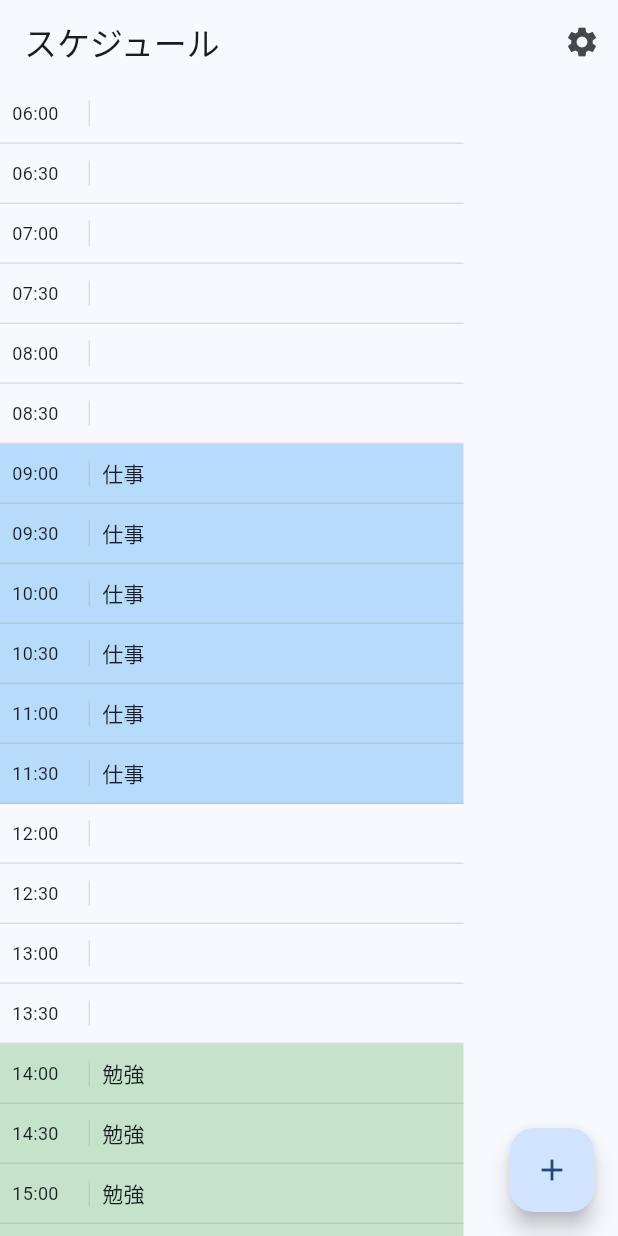
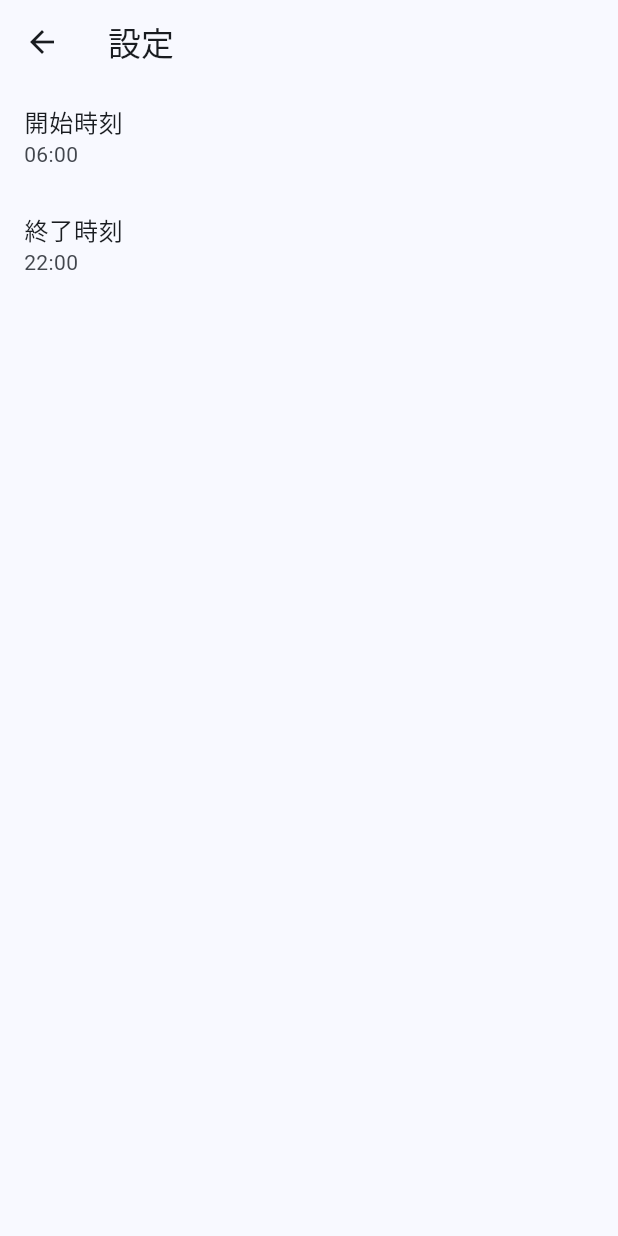
Before and after one commit to nadeshiko69/scheduler, a Flutter app: the screen it shows after launch, after a tap on the "settings" icon, on a phone screen of 412 x 824 dp. Run offline on Flutter 3.47's test engine with Material 3 defaults, Android fonts, the phone set to English and light mode, and no system bars; our stand-ins replace shared_preferences.

Commit message:
設定画面の追加、スケジュール例の配置

```diff
--- a/lib/main.dart
+++ b/lib/main.dart
@@ -1,7 +1,12 @@
 import 'package:flutter/material.dart';
+import 'package:shared_preferences/shared_preferences.dart';
 import 'screens/schedule_screen.dart'; // 追加
 
-void main() {
+void main() async {
+  // asyncを追加
+  // プラグインを使用する前にFlutterバインディングを確実に初期化
+  WidgetsFlutterBinding.ensureInitialized();
+
   runApp(const MyApp());
 }
 
--- a/lib/screens/schedule_screen.dart
+++ b/lib/screens/schedule_screen.dart
@@ -3,6 +3,8 @@ import '../models/task.dart';
 import '../models/schedule_item.dart';
 import '../widgets/time_table_view.dart';
 import '../widgets/task_list_view.dart';
+import '../setting/setting_screen.dart';
+import 'package:shared_preferences/shared_preferences.dart';
 
 class ScheduleScreen extends StatefulWidget {
   const ScheduleScreen({super.key});
@@ -59,8 +61,15 @@ class _ScheduleScreenState extends State<ScheduleScreen> {
         actions: [
           IconButton(
             icon: const Icon(Icons.settings),
-            onPressed: () {
-              // TODO: 設定画面への遷移
+            onPressed: () async {
+              await Navigator.push(
+                context,
+                MaterialPageRoute(
+                  builder: (context) => const SettingsScreen(),
+                ),
+              );
+              // 設定画面から戻ってきたら設定を再読み込み
+              await _loadSettings();
             },
           ),
         ],
@@ -105,4 +114,18 @@ class _ScheduleScreenState extends State<ScheduleScreen> {
   void _showAddTaskDialog() {
     // TODO: タスク追加ダイアログの表示
   }
+
+  Future<void> _loadSettings() async {
+    final prefs = await SharedPreferences.getInstance();
+    setState(() {
+      startTime = TimeOfDay(
+        hour: prefs.getInt('startHour') ?? 6,
+        minute: prefs.getInt('startMinute') ?? 0,
+      );
+      endTime = TimeOfDay(
+        hour: prefs.getInt('endHour') ?? 22,
+        minute: prefs.getInt('endMinute') ?? 0,
+      );
+    });
+  }
 }
--- /dev/null
+++ b/lib/setting/setting_screen.dart
@@ -0,0 +1,93 @@
+import 'package:flutter/material.dart';
+import 'package:shared_preferences/shared_preferences.dart';
+
+class SettingsScreen extends StatefulWidget {
+  const SettingsScreen({super.key});
+
+  @override
+  State<SettingsScreen> createState() => _SettingsScreenState();
+}
+
+class _SettingsScreenState extends State<SettingsScreen> {
+  TimeOfDay _startTime = const TimeOfDay(hour: 6, minute: 0);
+  TimeOfDay _endTime = const TimeOfDay(hour: 22, minute: 0);
+
+  @override
+  void initState() {
+    super.initState();
+    _loadSettings();
+  }
+
+  Future<void> _loadSettings() async {
+    final prefs = await SharedPreferences.getInstance();
+    setState(() {
+      _startTime = TimeOfDay(
+        hour: prefs.getInt('startHour') ?? 6,
+        minute: prefs.getInt('startMinute') ?? 0,
+      );
+      _endTime = TimeOfDay(
+        hour: prefs.getInt('endHour') ?? 22,
+        minute: prefs.getInt('endMinute') ?? 0,
+      );
+    });
+  }
+
+  Future<void> _saveSettings() async {
+    final prefs = await SharedPreferences.getInstance();
+    await prefs.setInt('startHour', _startTime.hour);
+    await prefs.setInt('startMinute', _startTime.minute);
+    await prefs.setInt('endHour', _endTime.hour);
+    await prefs.setInt('endMinute', _endTime.minute);
+  }
+
+  @override
+  Widget build(BuildContext context) {
+    return Scaffold(
+      appBar: AppBar(
+        title: const Text('設定'),
+      ),
+      body: ListView(
+        children: [
+          ListTile(
+            title: const Text('開始時刻'),
+            subtitle: Text(_formatTime(_startTime)),
+            onTap: () async {
+              final TimeOfDay? picked = await showTimePicker(
+                context: context,
+                initialTime: _startTime,
+              );
+              if (picked != null && picked != _startTime) {
+                setState(() {
+                  _startTime = picked;
+                });
+                await _saveSettings();
+              }
+            },
+          ),
+          ListTile(
+            title: const Text('終了時刻'),
+            subtitle: Text(_formatTime(_endTime)),
+            onTap: () async {
+              final TimeOfDay? picked = await showTimePicker(
+                context: context,
+                initialTime: _endTime,
+              );
+              if (picked != null && picked != _endTime) {
+                setState(() {
+                  _endTime = picked;
+                });
+                await _saveSettings();
+              }
+            },
+          ),
+        ],
+      ),
+    );
+  }
+
+  String _formatTime(TimeOfDay time) {
+    final hour = time.hour.toString().padLeft(2, '0');
+    final minute = time.minute.toString().padLeft(2, '0');
+    return '$hour:$minute';
+  }
+}
--- a/pubspec.yaml
+++ b/pubspec.yaml
@@ -30,6 +30,7 @@ environment:
 dependencies:
   flutter:
     sdk: flutter
+  shared_preferences: ^2.2.2
 
   # The following adds the Cupertino Icons font to your application.
   # Use with the CupertinoIcons class for iOS style icons.
```
Also changed, not shown: pubspec.lock, 1 other file.
